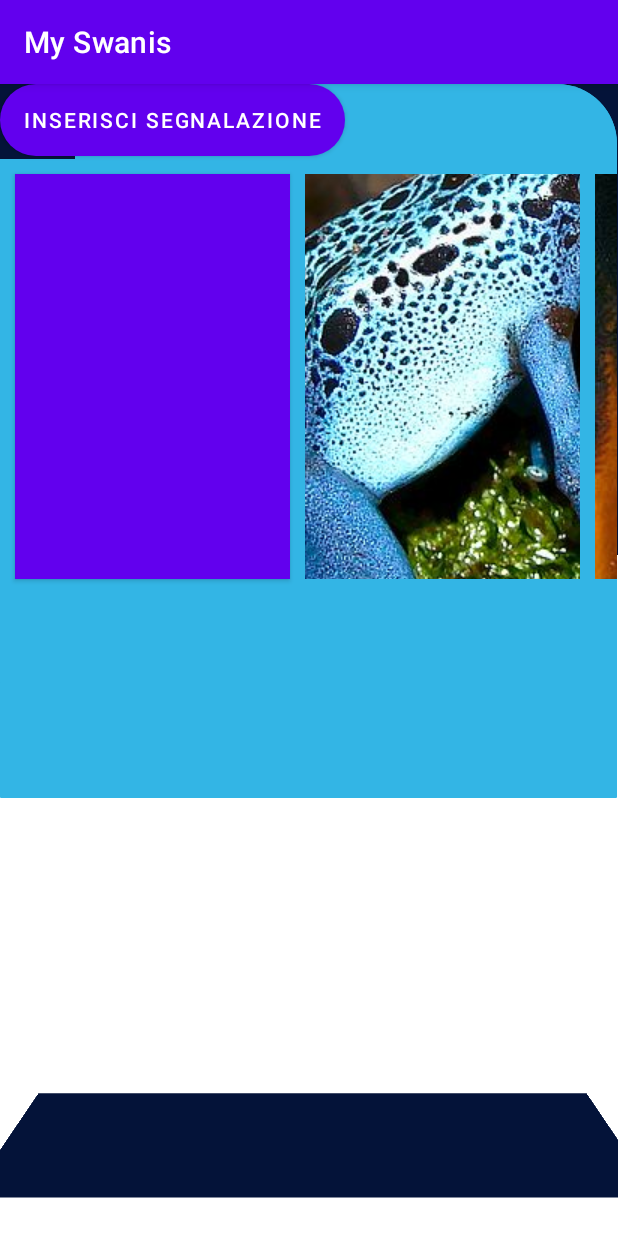
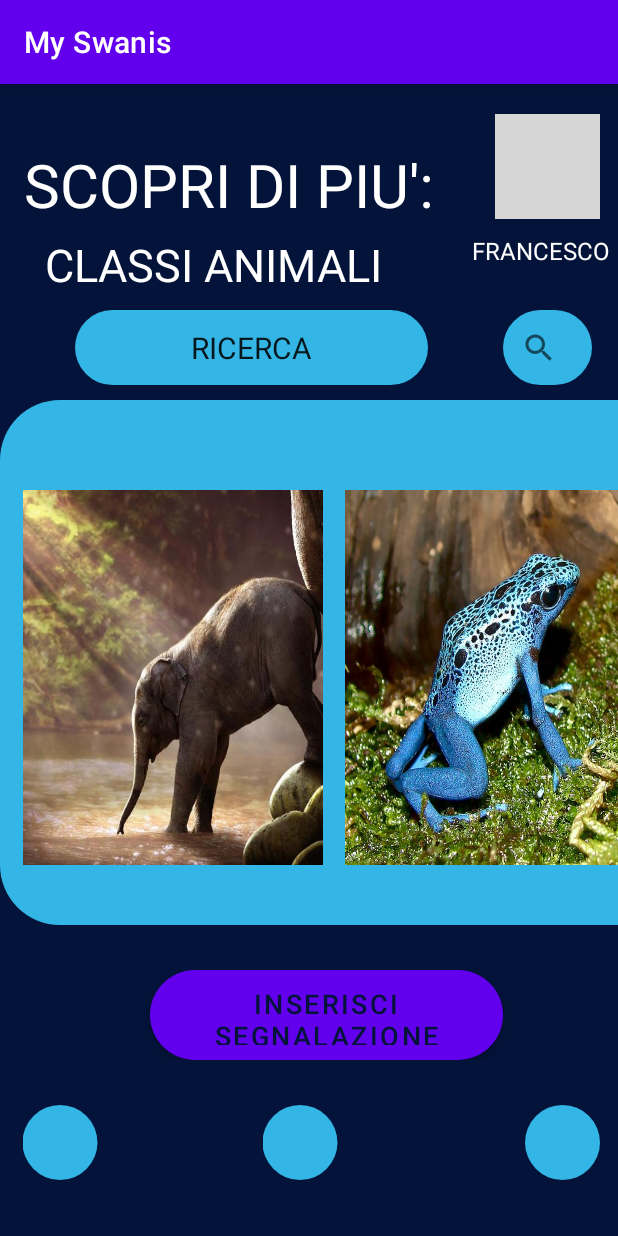
Before and after one commit to GIACOMOLENTINI/Gruppo11-SwanisApp, an Android app: the screen it shows after launch (MainActivity), on a phone screen of 412 x 824 dp. Run offline under Robolectric (Android 15) with nearby library versions, the phone set to English and light mode, and no system bars; grey boxes are pictures that could not be loaded.

Commit message:
-DESIGN/SCHELETRI COMPLETI -ICONE BASIC IN BASSO AGGIUSTATE -IMMAGINI DELLE SPECIE E CLASSE ANIMALE -AGGIUNTA FOTO IN DRAWABLE -AGGIUNTA CLASSI+XML: *descrizione animale *lista progetti *descrizione progetto (Tutte da riguardare per bene) -Funzioni degli imagebutton iniziali per cliccare una specie
---PRIME DUE CLASSI INSERITE NEL MANIFEST
---MIGLIORAMENTO ACTIVITYMAIN.XML DA TESTARE

```diff
--- a/app/src/main/java/com/example/myswanis/MainActivity.java
+++ b/app/src/main/java/com/example/myswanis/MainActivity.java
@@ -14,11 +14,11 @@ public class MainActivity extends AppCompatActivity {
     protected void onCreate(Bundle savedInstanceState) {
         super.onCreate(savedInstanceState);
         setContentView(R.layout.activity_main);
-        Button button1 = (Button)findViewById(R.id.btn);
+        ImageButton button1 = (ImageButton)findViewById(R.id.btn);
         ImageButton button2 = (ImageButton)findViewById(R.id.imageView6);
 
         button1.setOnClickListener(
-                new Button.OnClickListener() {
+                new ImageButton.OnClickListener() {
                     public void onClick(View v) {
                         Intent openPage1 = new Intent(MainActivity.this,SpecificyClass2.class);
                         startActivity(openPage1);
--- a/app/src/main/res/layout/activity_main.xml
+++ b/app/src/main/res/layout/activity_main.xml
@@ -1,229 +1,168 @@
 <?xml version="1.0" encoding="utf-8"?>
-<androidx.constraintlayout.widget.ConstraintLayout xmlns:android="http://schemas.android.com/apk/res/android"
+<RelativeLayout xmlns:android="http://schemas.android.com/apk/res/android"
+    android:layout_width="match_parent"
+    android:layout_height="match_parent">
 
-    xmlns:app="http://schemas.android.com/apk/res-auto"
-    xmlns:tools="http://schemas.android.com/tools"
+    <LinearLayout
         android:layout_width="match_parent"
         android:layout_height="match_parent"
-    tools:context=".SpecificyClass">
+        android:orientation="vertical"
+        android:background="#041339">
 
-    <View
-        android:id="@+id/primaparte"
-        android:layout_width="413dp"
-        android:layout_height="314dp"
-        android:background="#041339"
-        app:layout_constraintBottom_toBottomOf="parent"
-        app:layout_constraintHorizontal_bias="0.0"
-        app:layout_constraintLeft_toLeftOf="parent"
-        app:layout_constraintRight_toRightOf="parent"
-        app:layout_constraintTop_toTopOf="parent"
-        app:layout_constraintVertical_bias="0.0"/>
-
-    <View
-        android:id="@+id/secondaparte"
-        android:layout_width="411dp"
-        android:layout_height="476dp"
-        android:background="@drawable/layout_bg"
-        tools:ignore="MissingConstraints"
-        tools:layout_editor_absoluteX="0dp"
-        tools:layout_editor_absoluteY="254dp" />
-
-    <View
-        android:id="@+id/view"
-        android:layout_width="407dp"
-        android:layout_height="111dp"
-        android:layout_marginTop="648dp"
-        android:background="#041339"
-        android:rotationX="52"
-        app:layout_constraintEnd_toEndOf="parent"
-        app:layout_constraintTop_toTopOf="@+id/primaparte" />
+        <LinearLayout
+            android:layout_width="match_parent"
+            android:layout_height="wrap_content"
+            android:orientation="horizontal">
 
             <TextView
                 android:id="@+id/textView3"
                 android:layout_width="298dp"
                 android:layout_height="60dp"
                 android:text="SCOPRI DI PIU':"
+                android:layout_marginTop="40dp"
+                android:layout_marginHorizontal="16dp"
                 android:textColor="@color/white"
-        android:textSize="40dp"
-        tools:ignore="MissingConstraints"
-        tools:layout_editor_absoluteX="16dp"
-        tools:layout_editor_absoluteY="33dp" />
+                android:textSize="40dp" />
+
+            <ImageView
+                android:id="@+id/imageView"
+                android:layout_width="70dp"
+                android:layout_height="70dp"
+                android:layout_marginTop="20dp"
+                android:background="@drawable/Francesco" />
+
+        </LinearLayout>
+
+        <LinearLayout
+            android:layout_width="match_parent"
+            android:layout_height="wrap_content">
 
             <TextView
                 android:id="@+id/textView7"
                 android:layout_width="wrap_content"
                 android:layout_height="wrap_content"
                 android:text="CLASSI ANIMALI"
+                android:layout_marginHorizontal="30dp"
                 android:textColor="@color/white"
-        android:textSize="30dp"
-        tools:ignore="MissingConstraints"
-        tools:layout_editor_absoluteX="51dp"
-        tools:layout_editor_absoluteY="129dp" />
-
-    <ImageView
-        android:id="@+id/imageView"
-        android:layout_width="80dp"
-        android:layout_height="80dp"
-        tools:ignore="MissingConstraints"
-        tools:layout_editor_absoluteX="324dp"
-        tools:layout_editor_absoluteY="16dp"
-        tools:srcCompat="@drawable/Francesco" />
+                android:textSize="30dp"/>
 
             <TextView
                 android:id="@+id/textView4"
-        android:layout_width="80dp"
-        android:layout_height="26dp"
-        android:text="Francesco"
-        android:textAppearance="@style/TextAppearance.AppCompat.Body1"
-        android:textColor="@color/white"
-        tools:ignore="MissingConstraints"
-        tools:layout_editor_absoluteX="324dp"
-        tools:layout_editor_absoluteY="103dp" />
-
-    <SearchView
-        android:layout_width="59dp"
-        android:layout_height="53dp"
-        android:background="@drawable/layout_bgcerca"
-        tools:ignore="MissingConstraints"
-        tools:layout_editor_absoluteX="336dp"
-        tools:layout_editor_absoluteY="190dp" />
+                android:layout_width="wrap_content"
+                android:layout_height="match_parent"
+                android:text="FRANCESCO"
+                android:textSize="16dp"
+                android:translationX="30dp"
+                android:textColor="@color/white" />
+        </LinearLayout>
+        <LinearLayout
+            android:layout_width="match_parent"
+            android:layout_height="wrap_content"
+            android:layout_marginBottom="10dp">
 
             <EditText
                 android:id="@+id/editTextTextPersonName"
                 android:layout_width="235dp"
-        android:layout_height="52dp"
+                android:layout_height="50dp"
                 android:background="@drawable/layout_bgcerca"
                 android:ems="10"
+                android:textSize="20dp"
                 android:inputType="textPersonName"
-        android:text="                   RICERCA"
-        tools:ignore="MissingConstraints"
-        tools:layout_editor_absoluteX="92dp"
-        tools:layout_editor_absoluteY="190dp" />
+                android:text="RICERCA"
+                android:gravity="center"
+                android:layout_marginHorizontal="50dp"
+                android:layout_marginTop="10dp"/>
 
-    <RelativeLayout
-        android:id="@+id/secondaparte1"
-        android:layout_width="411dp"
-        android:layout_height="399dp"
-        android:background="@drawable/layout_bg"
-        android:bottomLeftRadius="25dp"
-        android:bottomRightRadius="25dp"
-        android:topLeftRadius="25dp"
-        android:topRightRadius="25dp"
-        tools:ignore="MissingConstraints"
-        tools:layout_editor_absoluteX="0dp"
-        tools:layout_editor_absoluteY="254dp">
+            <SearchView
+                android:layout_width="59dp"
+                android:layout_height="50dp"
+                android:background="@drawable/layout_bgcerca"
+                android:layout_marginTop="10dp"/>
+
+        </LinearLayout>
+
 
         <HorizontalScrollView
+            android:layout_width="wrap_content"
+            android:layout_height="wrap_content">
+
+            <LinearLayout
                 android:layout_width="match_parent"
-            android:layout_height="match_parent">
+                android:layout_height="350dp"
+                android:layout_marginBottom="30dp"
+                android:background="@drawable/layout_bgcerca"
+                android:orientation="horizontal">
 
+                <ImageButton
+                    android:id="@+id/btn"
+                    android:layout_width="200dp"
+                    android:layout_height="250dp"
+                    android:layout_marginTop="60dp"
+                    android:background="@drawable/mammiferi"
+                    android:translationX="15dp" />
+
+                <ImageButton
+                    android:id="@+id/imageView6"
+                    android:layout_width="200dp"
+                    android:layout_height="250dp"
+                    android:layout_marginTop="60dp"
+                    android:background="@drawable/anfibi"
+                    android:translationX="30dp" />
+
+                <ImageButton
+                    android:id="@+id/btn1"
+                    android:layout_width="200dp"
+                    android:layout_height="250dp"
+                    android:layout_marginTop="60dp"
+                    android:background="@drawable/mammiferi"
+                    android:translationX="45dp" />
+
+            </LinearLayout>
+        </HorizontalScrollView>
+
+        <LinearLayout
+            android:layout_width="match_parent"
+            android:layout_height="wrap_content"
+            android:orientation="horizontal"
+            android:paddingBottom="30dp">
+
+            <Button
+                android:id="@+id/button"
+                android:layout_width="235dp"
+                android:layout_height="60dp"
+                android:background="@drawable/layout_bgcerca"
+                android:text="INSERISCI SEGNALAZIONE"
+                android:textSize="18dp"
+                android:textColor="#041339"
+                android:gravity="center"
+                android:translationX="100dp" />
+        </LinearLayout>
         <LinearLayout
             android:layout_width="match_parent"
             android:layout_height="wrap_content"
             android:orientation="horizontal">
 
-                <Button
-                    android:id="@+id/btn"
-                    android:layout_width="183dp"
-                    android:layout_height="270dp"
-                    android:layout_marginBottom="156dp"
-                    android:translationY="60dp"
-                    android:translationX="10dp"
-                    android:background="@drawable/mammiferi" />
-
-                <ImageButton
-                    android:id="@+id/imageView6"
-                    android:layout_width="183dp"
-                    android:layout_height="270dp"
-                    android:layout_marginBottom="156dp"
-                    android:translationY="60dp"
-                    android:translationX="20dp"
-                    app:layout_constraintBottom_toBottomOf="parent"
-                    app:srcCompat="@drawable/anfibi"
-                    tools:ignore="MissingConstraints"
-                    tools:layout_editor_absoluteX="251dp" />
-
-                <ImageButton
-                    android:id="@+id/imageView7"
-                    android:layout_width="183dp"
-                    android:layout_height="270dp"
-                    android:layout_marginBottom="156dp"
-                    android:translationY="60dp"
-                    android:translationX="30dp"
-                    android:visibility="visible"
-                    app:layout_constraintBottom_toBottomOf="parent"
-                    app:srcCompat="@drawable/pesci"
-                    tools:ignore="MissingConstraints"
-                    tools:layout_editor_absoluteX="251dp"
-                    tools:visibility="visible" />
-
-                <ImageButton
-                    android:id="@+id/imageView8"
-                    android:layout_width="183dp"
-                    android:layout_height="270dp"
-                    android:layout_marginBottom="156dp"
-                    android:translationX="40dp"
-                    android:translationY="60dp"
-                    app:layout_constraintBottom_toBottomOf="parent"
-                    app:srcCompat="@drawable/rettili"
-                    tools:ignore="MissingConstraints"
-                    tools:layout_editor_absoluteX="251dp" />
-
-                <ImageButton
-                    android:id="@+id/imageView10"
-                    android:layout_width="183dp"
-                    android:layout_height="270dp"
-                    android:layout_marginBottom="156dp"
-                    android:translationX="50dp"
-                    android:translationY="60dp"
-                    app:layout_constraintBottom_toBottomOf="parent"
-                    app:srcCompat="@drawable/uccelli"
-                    tools:ignore="MissingConstraints"
-                    tools:layout_editor_absoluteX="251dp" />
-
-            </LinearLayout>
-        </HorizontalScrollView>
-    </RelativeLayout>
-
             <ImageButton
                 android:id="@+id/imageButton20"
                 android:layout_width="50dp"
                 android:layout_height="50dp"
-        tools:ignore="MissingConstraints"
-        android:background="#041339"
-        tools:layout_editor_absoluteX="317dp"
-        tools:layout_editor_absoluteY="676dp"
-        tools:src="@drawable/ic_utente" />
+                android:background="@drawable/layout_bgcerca"
+                android:translationX="15dp"/>
 
             <ImageButton
                 android:id="@+id/imageButton21"
                 android:layout_width="50dp"
                 android:layout_height="50dp"
-        android:background="#041339"
-        tools:ignore="MissingConstraints"
-        tools:layout_editor_absoluteX="42dp"
-        tools:layout_editor_absoluteY="676dp"
-        tools:src="@drawable/ic_data" />
+                android:background="@drawable/layout_bgcerca"
+                android:translationX="125dp"/>
 
             <ImageButton
                 android:id="@+id/imageButton22"
                 android:layout_width="50dp"
                 android:layout_height="50dp"
-        android:background="#041339"
-        android:src="@drawable/ic_home"
-        android:tint="@color/material_on_primary_emphasis_medium"
-        tools:ignore="MissingConstraints"
-        tools:layout_editor_absoluteX="180dp"
-        tools:layout_editor_absoluteY="676dp" />
+                android:background="@drawable/layout_bgcerca"
+                android:translationX="250dp"/>
 
-    <Button
-        android:id="@+id/button"
-        android:layout_width="wrap_content"
-        android:layout_height="wrap_content"
-        android:background="@drawable/layout_bgcerca"
-        android:text="Inserisci Segnalazione"
-        tools:ignore="MissingConstraints"
-        tools:layout_editor_absoluteX="96dp"
-        tools:layout_editor_absoluteY="588dp" />
-
-</androidx.constraintlayout.widget.ConstraintLayout>
+        </LinearLayout>
+    </LinearLayout>
+</RelativeLayout>
```
Lines whose indentation alone changed are shown as unchanged.
